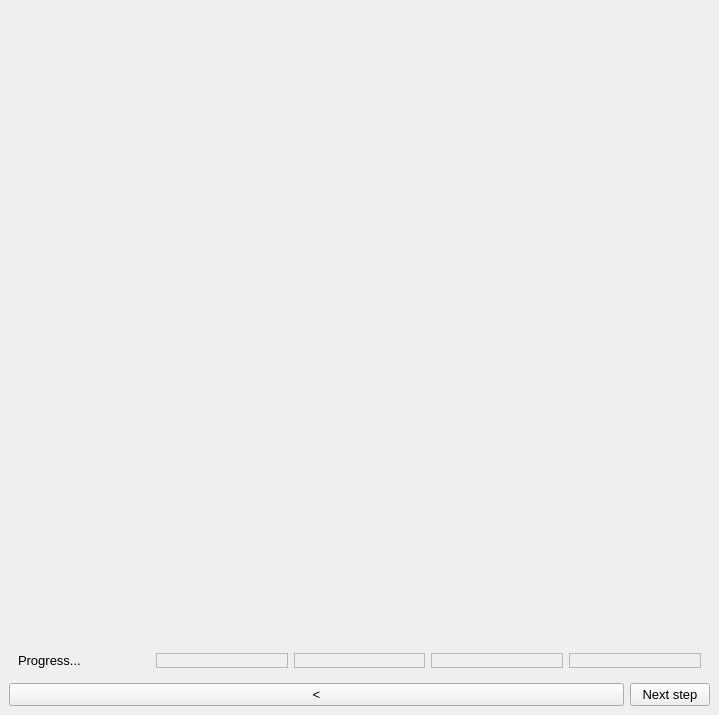
Old version of the form main_window.ui in the repository medusabci/medusa-analyzer.
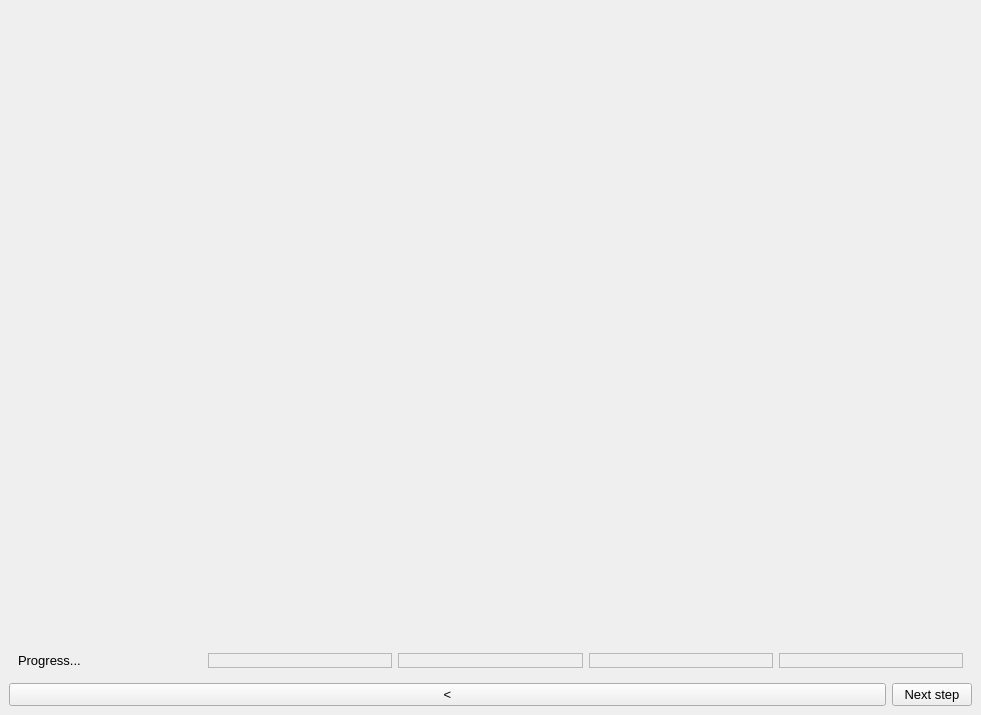
New version of the form.

Patch:
```diff
--- a/main_window.ui
+++ b/main_window.ui
@@ -6,7 +6,7 @@
    <rect>
     <x>0</x>
     <y>0</y>
-    <width>719</width>
+    <width>981</width>
     <height>715</height>
    </rect>
   </property>
```
